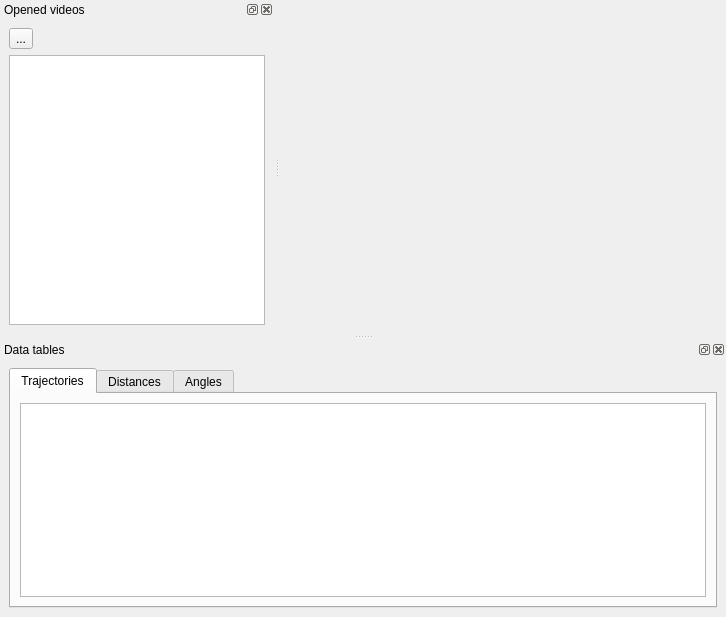
First picture: the form in src/view/cvmobmainwindow.ui, repository romariorios/CVMob, before the edit.
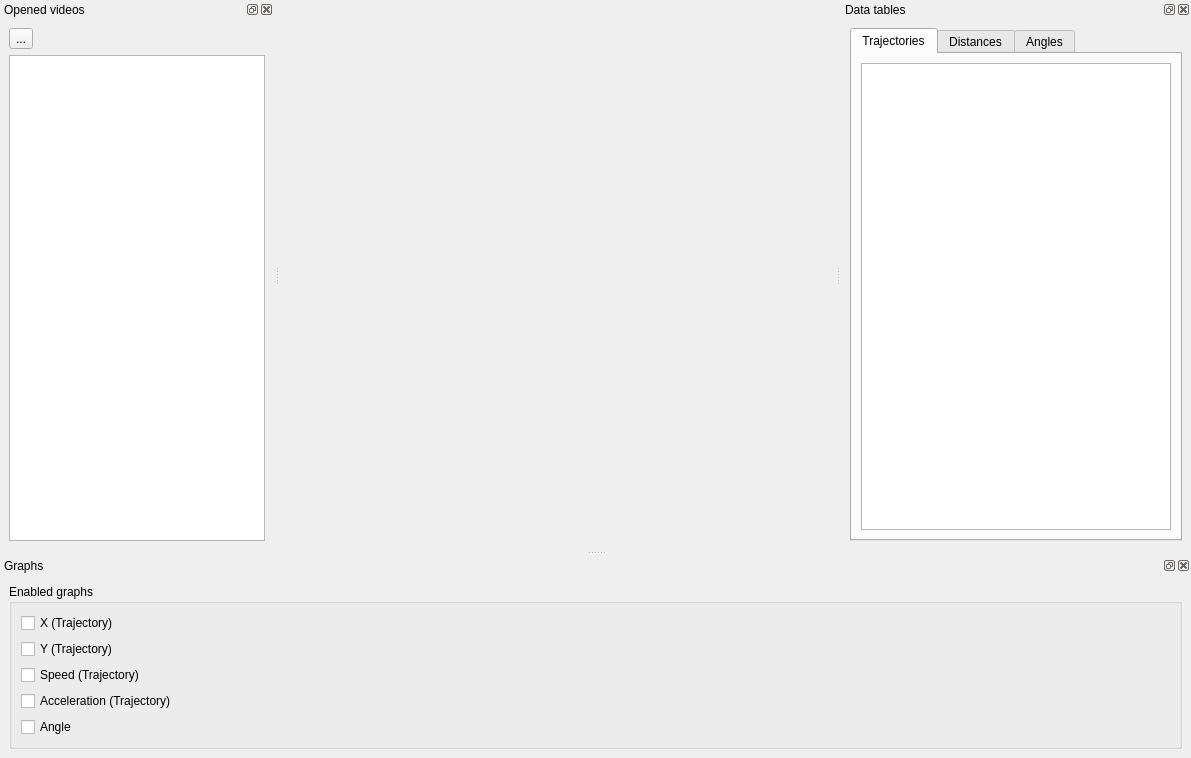
Second picture: the form after the edit.

Commit message: Main layout adjustments for the Graphs

The edit to the form file:
```diff
--- a/src/view/cvmobmainwindow.ui
+++ b/src/view/cvmobmainwindow.ui
@@ -6,8 +6,8 @@
    <rect>
     <x>0</x>
     <y>0</y>
-    <width>726</width>
-    <height>617</height>
+    <width>1191</width>
+    <height>758</height>
    </rect>
   </property>
   <property name="windowTitle">
@@ -60,9 +60,15 @@
     <string>Data tables</string>
    </property>
    <attribute name="dockWidgetArea">
-    <number>8</number>
+    <number>2</number>
    </attribute>
    <widget class="QWidget" name="dockWidgetContents_2">
+    <property name="minimumSize">
+     <size>
+      <width>350</width>
+      <height>0</height>
+     </size>
+    </property>
     <layout class="QVBoxLayout" name="verticalLayout_2">
      <item>
       <widget class="QTabWidget" name="dataWidget">
@@ -149,6 +155,62 @@
     </layout>
    </widget>
   </widget>
+  <widget class="QDockWidget" name="graphsDockWidget">
+   <property name="windowTitle">
+    <string>Graphs</string>
+   </property>
+   <attribute name="dockWidgetArea">
+    <number>8</number>
+   </attribute>
+   <widget class="QWidget" name="graphsDockWidgetContents">
+    <layout class="QHBoxLayout" name="horizontalLayout_2">
+     <item>
+      <widget class="QGroupBox" name="graphsGroup">
+       <property name="title">
+        <string>Enabled graphs</string>
+       </property>
+       <layout class="QVBoxLayout" name="verticalLayout_3">
+        <item>
+         <widget class="QCheckBox" name="xGraphCheckBox">
+          <property name="text">
+           <string>X (Trajectory)</string>
+          </property>
+         </widget>
+        </item>
+        <item>
+         <widget class="QCheckBox" name="yGraphCheckBox">
+          <property name="text">
+           <string>Y (Trajectory)</string>
+          </property>
+         </widget>
+        </item>
+        <item>
+         <widget class="QCheckBox" name="speedCheckBox">
+          <property name="text">
+           <string>Speed (Trajectory)</string>
+          </property>
+         </widget>
+        </item>
+        <item>
+         <widget class="QCheckBox" name="accelerationCheckBox">
+          <property name="text">
+           <string>Acceleration (Trajectory)</string>
+          </property>
+         </widget>
+        </item>
+        <item>
+         <widget class="QCheckBox" name="angleCheckBox">
+          <property name="text">
+           <string>Angle</string>
+          </property>
+         </widget>
+        </item>
+       </layout>
+      </widget>
+     </item>
+    </layout>
+   </widget>
+  </widget>
   <action name="action_Open">
    <property name="text">
     <string>&amp;Open</string>
```
